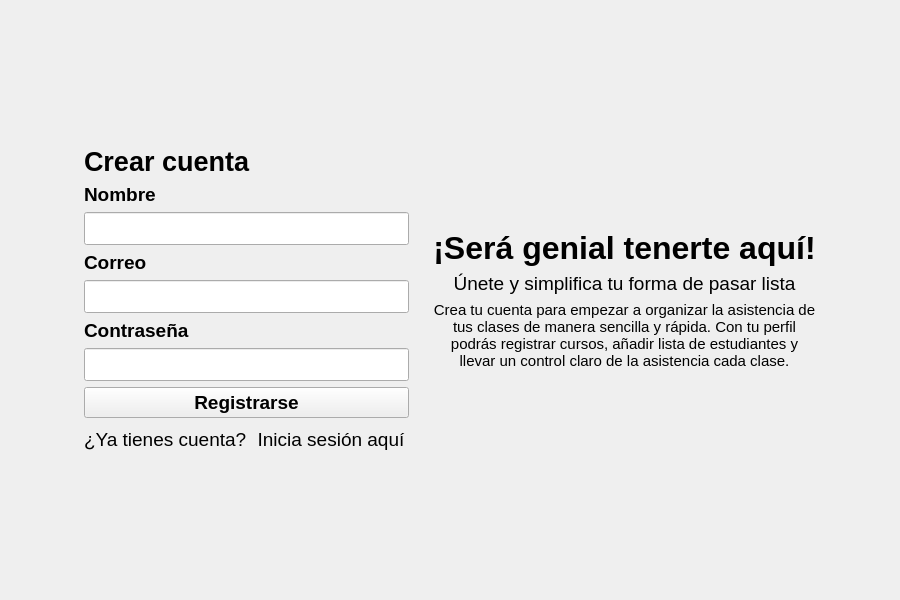
This is views/register.ui in Cata-Estrada/Registro_Asistencia_Estudiantil as Qt 5 draws it before an edit. The edited form follows.
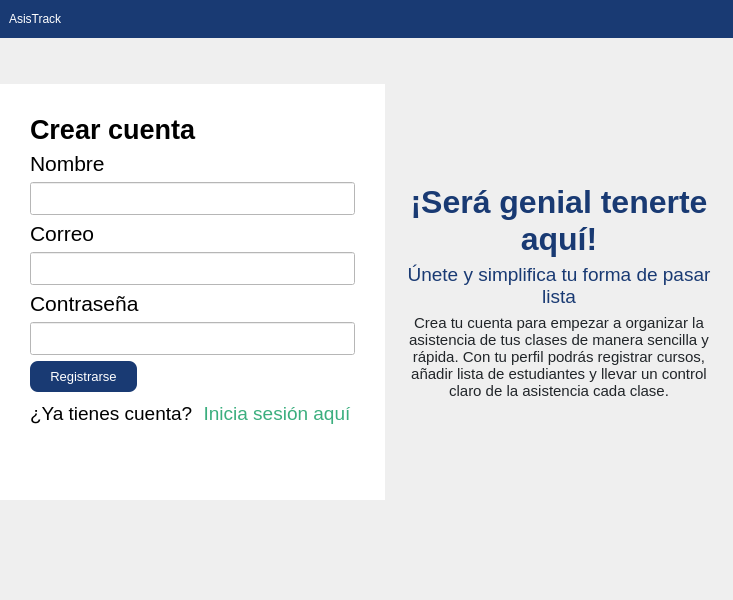
This is the edited form.

Commit message: UI: actualización de estilo en vistas (layouts, íconos, y recursos)

What changed in the file:
```diff
--- a/views/register.ui
+++ b/views/register.ui
@@ -6,15 +6,47 @@
    <rect>
     <x>0</x>
     <y>0</y>
-    <width>900</width>
+    <width>733</width>
     <height>600</height>
    </rect>
   </property>
   <property name="windowTitle">
    <string>Registro</string>
   </property>
-  <layout class="QHBoxLayout" name="mainLayout">
-   <item>
+  <property name="styleSheet">
+   <string notr="true">
+</string>
+  </property>
+  <layout class="QGridLayout" name="gridLayout">
+   <property name="leftMargin">
+    <number>0</number>
+   </property>
+   <property name="topMargin">
+    <number>0</number>
+   </property>
+   <property name="rightMargin">
+    <number>0</number>
+   </property>
+   <property name="bottomMargin">
+    <number>100</number>
+   </property>
+   <property name="spacing">
+    <number>0</number>
+   </property>
+   <item row="2" column="3">
+    <spacer name="horizontalSpacer_right">
+     <property name="orientation">
+      <enum>Qt::Horizontal</enum>
+     </property>
+     <property name="sizeHint" stdset="0">
+      <size>
+       <width>40</width>
+       <height>20</height>
+      </size>
+     </property>
+    </spacer>
+   </item>
+   <item row="2" column="0">
     <spacer name="horizontalSpacer_left">
      <property name="orientation">
       <enum>Qt::Horizontal</enum>
@@ -27,45 +59,207 @@
      </property>
     </spacer>
    </item>
-   <item>
+   <item row="0" column="0" colspan="4">
+    <widget class="QWidget" name="widget_3" native="true">
+     <property name="minimumSize">
+      <size>
+       <width>0</width>
+       <height>0</height>
+      </size>
+     </property>
+     <property name="styleSheet">
+      <string notr="true">background-color: rgb(25, 58, 115);</string>
+     </property>
+     <layout class="QHBoxLayout" name="horizontalLayout_2">
+      <item>
+       <layout class="QHBoxLayout" name="horizontalLayout">
+        <item>
+         <widget class="QLabel" name="label_5">
+          <property name="styleSheet">
+           <string notr="true">color: rgb(255, 255, 255);
+font: 700 18pt &quot;Segoe UI&quot;;</string>
+          </property>
+          <property name="text">
+           <string>AsisTrack</string>
+          </property>
+         </widget>
+        </item>
+        <item>
+         <spacer name="horizontalSpacer">
+          <property name="orientation">
+           <enum>Qt::Horizontal</enum>
+          </property>
+          <property name="sizeHint" stdset="0">
+           <size>
+            <width>40</width>
+            <height>20</height>
+           </size>
+          </property>
+         </spacer>
+        </item>
+       </layout>
+      </item>
+     </layout>
+    </widget>
+   </item>
+   <item row="2" column="2">
+    <widget class="QWidget" name="widget_2" native="true">
+     <layout class="QVBoxLayout" name="welcomeLayout">
+      <item>
+       <spacer name="verticalSpacer_top_right">
+        <property name="orientation">
+         <enum>Qt::Vertical</enum>
+        </property>
+        <property name="sizeHint" stdset="0">
+         <size>
+          <width>20</width>
+          <height>20</height>
+         </size>
+        </property>
+       </spacer>
+      </item>
+      <item>
+       <layout class="QVBoxLayout" name="welcomeTextLayout">
+        <item>
+         <widget class="QLabel" name="label_2">
+          <property name="font">
+           <font>
+            <pointsize>24</pointsize>
+            <bold>true</bold>
+           </font>
+          </property>
+          <property name="styleSheet">
+           <string notr="true">color: rgb(25, 58, 115);</string>
+          </property>
+          <property name="text">
+           <string>¡Será genial tenerte aquí!</string>
+          </property>
+          <property name="alignment">
+           <set>Qt::AlignHCenter</set>
+          </property>
+          <property name="wordWrap">
+           <bool>true</bool>
+          </property>
+         </widget>
+        </item>
+        <item>
+         <widget class="QLabel" name="label_3">
+          <property name="font">
+           <font>
+            <pointsize>14</pointsize>
+           </font>
+          </property>
+          <property name="styleSheet">
+           <string notr="true">color: rgb(25, 58, 115);</string>
+          </property>
+          <property name="text">
+           <string>Únete y simplifica tu forma de pasar lista</string>
+          </property>
+          <property name="alignment">
+           <set>Qt::AlignHCenter</set>
+          </property>
+          <property name="wordWrap">
+           <bool>true</bool>
+          </property>
+         </widget>
+        </item>
+        <item>
+         <widget class="QLabel" name="label_4">
+          <property name="font">
+           <font>
+            <pointsize>11</pointsize>
+           </font>
+          </property>
+          <property name="styleSheet">
+           <string notr="true">color: rgb(33, 37, 41);</string>
+          </property>
+          <property name="text">
+           <string>Crea tu cuenta para empezar a organizar la asistencia de tus clases de manera sencilla y rápida. Con tu perfil podrás registrar cursos, añadir lista de estudiantes y llevar un control claro de la asistencia cada clase.</string>
+          </property>
+          <property name="alignment">
+           <set>Qt::AlignHCenter</set>
+          </property>
+          <property name="wordWrap">
+           <bool>true</bool>
+          </property>
+         </widget>
+        </item>
+       </layout>
+      </item>
+      <item>
+       <spacer name="verticalSpacer_bottom_right">
+        <property name="orientation">
+         <enum>Qt::Vertical</enum>
+        </property>
+        <property name="sizeHint" stdset="0">
+         <size>
+          <width>20</width>
+          <height>20</height>
+         </size>
+        </property>
+       </spacer>
+      </item>
+     </layout>
+    </widget>
+   </item>
+   <item row="2" column="1">
     <widget class="QWidget" name="widget" native="true">
+     <property name="minimumSize">
+      <size>
+       <width>0</width>
+       <height>0</height>
+      </size>
+     </property>
+     <property name="maximumSize">
+      <size>
+       <width>16777215</width>
+       <height>16777215</height>
+      </size>
+     </property>
+     <property name="styleSheet">
+      <string notr="true">background-color: rgb(255, 255, 255);</string>
+     </property>
      <layout class="QVBoxLayout" name="registerLayout">
-      <item>
-       <spacer name="verticalSpacer_top_left">
-        <property name="orientation">
-         <enum>Qt::Vertical</enum>
-        </property>
-        <property name="sizeHint" stdset="0">
-         <size>
-          <width>20</width>
-          <height>40</height>
-         </size>
-        </property>
-       </spacer>
-      </item>
-      <item>
-       <widget class="QLabel" name="label">
-        <property name="font">
-         <font>
-          <pointsize>20</pointsize>
-          <bold>true</bold>
-         </font>
-        </property>
-        <property name="text">
-         <string>Crear cuenta</string>
-        </property>
-       </widget>
-      </item>
+      <property name="leftMargin">
+       <number>30</number>
+      </property>
+      <property name="topMargin">
+       <number>30</number>
+      </property>
+      <property name="rightMargin">
+       <number>30</number>
+      </property>
+      <property name="bottomMargin">
+       <number>31</number>
+      </property>
       <item>
        <layout class="QVBoxLayout" name="verticalLayout_nombre">
+        <item>
+         <widget class="QLabel" name="label">
+          <property name="font">
+           <font>
+            <pointsize>20</pointsize>
+            <bold>true</bold>
+           </font>
+          </property>
+          <property name="text">
+           <string>Crear cuenta</string>
+          </property>
+         </widget>
+        </item>
         <item>
          <widget class="QLabel" name="titulo_nombre">
           <property name="font">
            <font>
-            <pointsize>14</pointsize>
-            <bold>true</bold>
+            <family>Segoe UI</family>
+            <pointsize>16</pointsize>
+            <italic>false</italic>
+            <bold>false</bold>
            </font>
           </property>
+          <property name="styleSheet">
+           <string notr="true">font: 16pt &quot;Segoe UI&quot;;</string>
+          </property>
           <property name="text">
            <string>Nombre</string>
           </property>
@@ -88,10 +282,15 @@
          <widget class="QLabel" name="titulo_correo">
           <property name="font">
            <font>
-            <pointsize>14</pointsize>
-            <bold>true</bold>
+            <family>Segoe UI</family>
+            <pointsize>16</pointsize>
+            <italic>false</italic>
+            <bold>false</bold>
            </font>
           </property>
+          <property name="styleSheet">
+           <string notr="true">font: 16pt &quot;Segoe UI&quot;;</string>
+          </property>
           <property name="text">
            <string>Correo</string>
           </property>
@@ -114,10 +313,15 @@
          <widget class="QLabel" name="titulo_contrasena">
           <property name="font">
            <font>
-            <pointsize>14</pointsize>
-            <bold>true</bold>
+            <family>Segoe UI</family>
+            <pointsize>16</pointsize>
+            <italic>false</italic>
+            <bold>false</bold>
            </font>
           </property>
+          <property name="styleSheet">
+           <string notr="true">font: 16pt &quot;Segoe UI&quot;;</string>
+          </property>
           <property name="text">
            <string>Contraseña</string>
           </property>
@@ -135,17 +339,50 @@
        </layout>
       </item>
       <item>
-       <widget class="QPushButton" name="registrarse">
-        <property name="font">
-         <font>
-          <pointsize>14</pointsize>
-          <bold>true</bold>
-         </font>
-        </property>
-        <property name="text">
-         <string>Registrarse</string>
-        </property>
-       </widget>
+       <layout class="QHBoxLayout" name="horizontalLayout_3">
+        <item>
+         <widget class="QPushButton" name="registrarse">
+          <property name="font">
+           <font>
+            <family>Segoe UI</family>
+            <pointsize>10</pointsize>
+            <italic>false</italic>
+            <bold>false</bold>
+           </font>
+          </property>
+          <property name="styleSheet">
+           <string notr="true">QPushButton#registrarse {
+    border: none;
+    background-color: #193A73;  /* Azul Figma */
+    color: white;
+    font: 10pt &quot;Segoe UI&quot;;
+    padding: 8px 20px;
+    border-radius: 8px;
+}
+
+QPushButton#registrarse:hover {
+    background-color: #2e3bd1;  /* Azul más oscuro al hover */
+}</string>
+          </property>
+          <property name="text">
+           <string>Registrarse</string>
+          </property>
+         </widget>
+        </item>
+        <item>
+         <spacer name="horizontalSpacer_2">
+          <property name="orientation">
+           <enum>Qt::Horizontal</enum>
+          </property>
+          <property name="sizeHint" stdset="0">
+           <size>
+            <width>40</width>
+            <height>20</height>
+           </size>
+          </property>
+         </spacer>
+        </item>
+       </layout>
       </item>
       <item>
        <layout class="QHBoxLayout" name="horizontalLayout_login">
@@ -170,6 +407,9 @@
             <bold>false</bold>
            </font>
           </property>
+          <property name="styleSheet">
+           <string notr="true">color: rgb(59, 174, 126);</string>
+          </property>
           <property name="text">
            <string>Inicia sesión aquí</string>
           </property>
@@ -196,106 +436,15 @@
      </layout>
     </widget>
    </item>
-   <item>
-    <widget class="QWidget" name="widget_2" native="true">
-     <layout class="QVBoxLayout" name="welcomeLayout">
-      <item>
-       <spacer name="verticalSpacer_top_right">
-        <property name="orientation">
-         <enum>Qt::Vertical</enum>
-        </property>
-        <property name="sizeHint" stdset="0">
-         <size>
-          <width>20</width>
-          <height>20</height>
-         </size>
-        </property>
-       </spacer>
-      </item>
-      <item>
-       <layout class="QVBoxLayout" name="welcomeTextLayout">
-        <item>
-         <widget class="QLabel" name="label_2">
-          <property name="font">
-           <font>
-            <pointsize>24</pointsize>
-            <bold>true</bold>
-           </font>
-          </property>
-          <property name="text">
-           <string>¡Será genial tenerte aquí!</string>
-          </property>
-          <property name="alignment">
-           <set>Qt::AlignHCenter</set>
-          </property>
-          <property name="wordWrap">
-           <bool>true</bool>
-          </property>
-         </widget>
-        </item>
-        <item>
-         <widget class="QLabel" name="label_3">
-          <property name="font">
-           <font>
-            <pointsize>14</pointsize>
-           </font>
-          </property>
-          <property name="text">
-           <string>Únete y simplifica tu forma de pasar lista</string>
-          </property>
-          <property name="alignment">
-           <set>Qt::AlignHCenter</set>
-          </property>
-          <property name="wordWrap">
-           <bool>true</bool>
-          </property>
-         </widget>
-        </item>
-        <item>
-         <widget class="QLabel" name="label_4">
-          <property name="font">
-           <font>
-            <pointsize>11</pointsize>
-           </font>
-          </property>
-          <property name="text">
-           <string>Crea tu cuenta para empezar a organizar la asistencia de tus clases de manera sencilla y rápida. Con tu perfil podrás registrar cursos, añadir lista de estudiantes y llevar un control claro de la asistencia cada clase.</string>
-          </property>
-          <property name="alignment">
-           <set>Qt::AlignHCenter</set>
-          </property>
-          <property name="wordWrap">
-           <bool>true</bool>
-          </property>
-         </widget>
-        </item>
-       </layout>
-      </item>
-      <item>
-       <spacer name="verticalSpacer_bottom_right">
-        <property name="orientation">
-         <enum>Qt::Vertical</enum>
-        </property>
-        <property name="sizeHint" stdset="0">
-         <size>
-          <width>20</width>
-          <height>20</height>
-         </size>
-        </property>
-       </spacer>
-      </item>
-     </layout>
-    </widget>
-   </item>
-   <item>
-    <spacer name="horizontalSpacer_right">
+   <item row="1" column="1">
+    <spacer name="verticalSpacer_top_left">
      <property name="orientation">
-      <enum>Qt::Horizontal</enum>
+      <enum>Qt::Vertical</enum>
      </property>
      <property name="sizeHint" stdset="0">
       <size>
-       <width>40</width>
-       <height>20</height>
+       <width>20</width>
+       <height>40</height>
       </size>
      </property>
     </spacer>
```
The commit also changes 12 other files.
